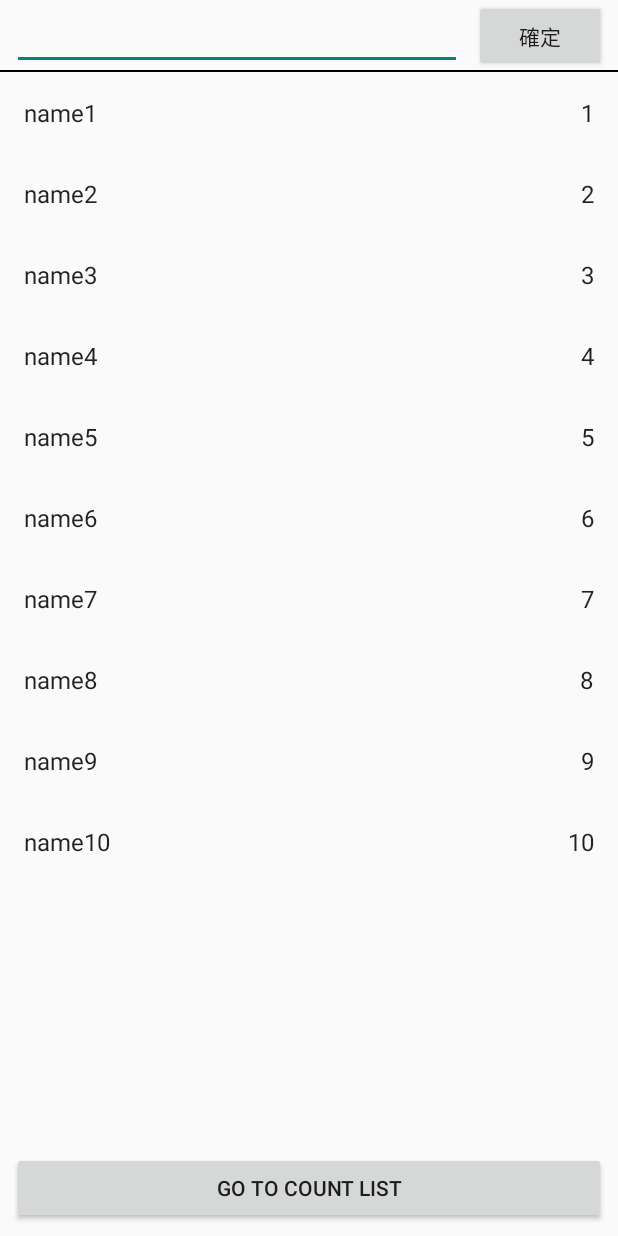
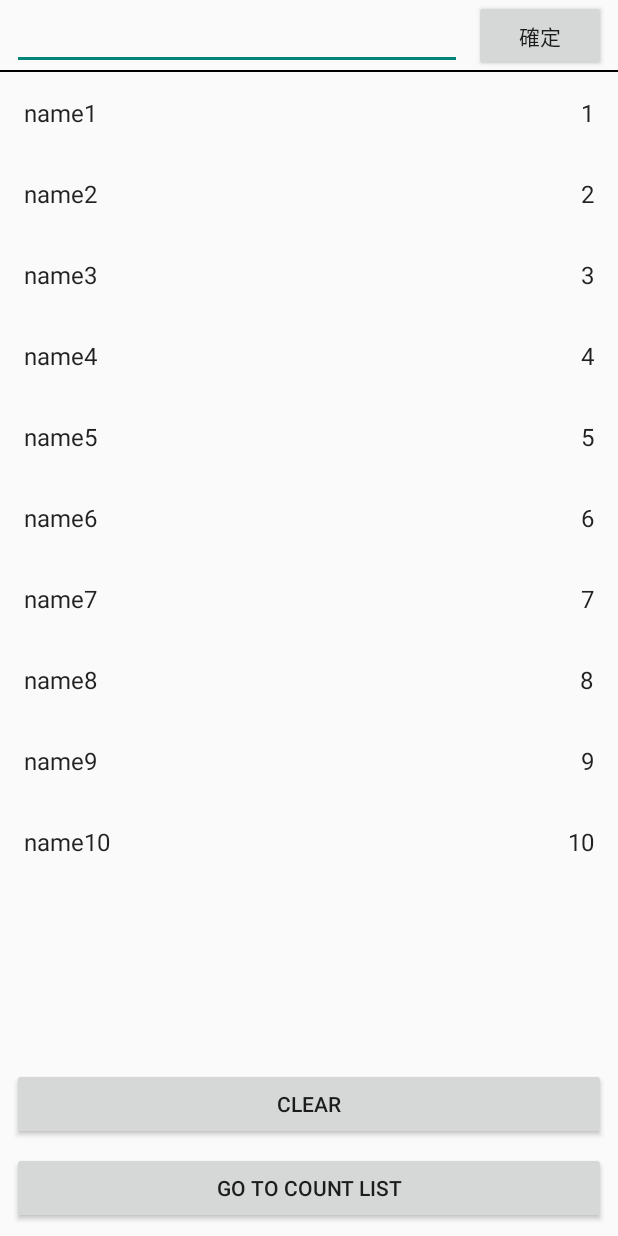
Before and after one commit to youthk1121/kt_viewmodel, an Android app: the screen it shows after launch (MainActivity), on a phone screen of 412 x 824 dp. Run offline under Robolectric (Android 15) with nearby library versions, the phone set to English and light mode, and no system bars.

Commit message:
add clear button

```diff
--- a/app/src/main/java/com/example/java_viewmodel/CountListFragment.java
+++ b/app/src/main/java/com/example/java_viewmodel/CountListFragment.java
@@ -58,7 +58,7 @@ public class CountListFragment extends Fragment {
         super.onViewCreated(view, savedInstanceState);
         // recycler
         countListViewModel = new ViewModelProvider(requireActivity(), new ViewModelProvider.NewInstanceFactory()).get(CountListViewModel.class);
-        if (countListViewModel.getItemList() == null) {
+        if (countListViewModel.getItemList() == null || countListViewModel.getItemList().isEmpty()) {
             countListViewModel.setItemList(getDummyList());
         }
         recyclerView = view.findViewById(R.id.count_list);
--- a/app/src/main/java/com/example/java_viewmodel/ListViewModel.java
+++ b/app/src/main/java/com/example/java_viewmodel/ListViewModel.java
@@ -1,4 +1,6 @@
 package com.example.java_viewmodel;
+
+import android.widget.Button;
 
 import androidx.annotation.NonNull;
 import androidx.lifecycle.LiveData;
@@ -17,6 +19,11 @@ public class ListViewModel extends ViewModel {
 
     public void setItemList(List<ListItemValue> itemList) {
         this.itemList = itemList;
+        listMutableLiveData.setValue(itemList);
+    }
+
+    public boolean isEmpty() {
+        return itemList == null || itemList.isEmpty();
     }
 
     public LiveData<List<ListItemValue>> getLiveData() {
--- a/app/src/main/java/com/example/java_viewmodel/MainFragment.java
+++ b/app/src/main/java/com/example/java_viewmodel/MainFragment.java
@@ -2,27 +2,21 @@ package com.example.java_viewmodel;
 
 import android.content.Context;
 import android.os.Bundle;
-
-import androidx.annotation.NonNull;
-import androidx.annotation.Nullable;
-import androidx.fragment.app.Fragment;
-import androidx.lifecycle.Observer;
-import androidx.lifecycle.ViewModelProvider;
-import androidx.recyclerview.widget.LinearLayoutManager;
-import androidx.recyclerview.widget.RecyclerView;
-
 import android.util.Log;
 import android.view.LayoutInflater;
-import android.view.Menu;
-import android.view.MenuInflater;
-import android.view.MenuItem;
 import android.view.View;
 import android.view.ViewGroup;
 import android.widget.Button;
 import android.widget.EditText;
 import android.widget.Toast;
 
-import java.util.ArrayList;
+import androidx.annotation.NonNull;
+import androidx.annotation.Nullable;
+import androidx.fragment.app.Fragment;
+import androidx.lifecycle.ViewModelProvider;
+import androidx.recyclerview.widget.LinearLayoutManager;
+import androidx.recyclerview.widget.RecyclerView;
+
 import java.util.Arrays;
 import java.util.List;
 
@@ -37,6 +31,8 @@ public class MainFragment extends Fragment {
     private EditText numberInputView;
 
     private OnActivityInterActonListener interActonListener;
+
+    private ViewModelProvider newInstanceViewModelProvider;
 
     /**
      * Mandatory empty constructor for the fragment manager to instantiate the
@@ -58,6 +54,7 @@ public class MainFragment extends Fragment {
         if (context instanceof OnActivityInterActonListener) {
             interActonListener = (OnActivityInterActonListener) context;
         }
+        newInstanceViewModelProvider = new ViewModelProvider(requireActivity(), new ViewModelProvider.NewInstanceFactory());
     }
 
     @Override
@@ -71,8 +68,8 @@ public class MainFragment extends Fragment {
         Log.d("Fragment View created", "[call]");
         super.onViewCreated(view, savedInstanceState);
         // recycler
-        listViewModel = new ViewModelProvider(requireActivity(), new ViewModelProvider.NewInstanceFactory()).get(ListViewModel.class);
-        if (listViewModel.getItemList() == null) {
+        listViewModel = newInstanceViewModelProvider.get(ListViewModel.class);
+        if (listViewModel.isEmpty()) {
             listViewModel.setItemList(getDummyList());
         }
         recyclerView = view.findViewById(R.id.list);
@@ -99,6 +96,15 @@ public class MainFragment extends Fragment {
             }
         });
 
+        Button clearButton = view.findViewById(R.id.clear_button);
+        clearButton.setOnClickListener(v -> {
+            if (interActonListener != null) {
+                listViewModel.setItemList(null);
+                newInstanceViewModelProvider.get(CountListViewModel.class).setItemList(null);
+                interActonListener.onSelectClear();
+            }
+        });
+
         Button goButton = view.findViewById(R.id.go_to_count_list_button);
         goButton.setOnClickListener(v -> {
             if (interActonListener != null) {
@@ -110,6 +116,7 @@ public class MainFragment extends Fragment {
 
     public interface OnActivityInterActonListener {
         void onSelectGoToCountList();
+        void onSelectClear();
     }
 
     private List<ListItemValue> getDummyList() {
--- a/app/src/main/res/layout/fragment_main.xml
+++ b/app/src/main/res/layout/fragment_main.xml
@@ -41,9 +41,17 @@
         android:layout_height="0dp"
         app:layoutManager="LinearLayoutManager"
         app:layout_constraintTop_toBottomOf="@id/border_line"
-        app:layout_constraintBottom_toTopOf="@id/go_to_count_list_button"
+        app:layout_constraintBottom_toTopOf="@id/clear_button"
         tools:context=".MainFragment"
         tools:listitem="@layout/layout_list_item" />
+
+    <Button
+        android:id="@+id/clear_button"
+        android:layout_width="match_parent"
+        android:layout_height="wrap_content"
+        android:layout_margin="8dp"
+        android:text="@string/clear"
+        app:layout_constraintBottom_toTopOf="@id/go_to_count_list_button" />
 
     <Button
         android:id="@+id/go_to_count_list_button"
--- a/app/src/main/res/values/strings.xml
+++ b/app/src/main/res/values/strings.xml
@@ -6,4 +6,5 @@
     <string name="plus">+</string>
     <string name="minus">-</string>
     <string name="go_to_count_list">Go to Count List</string>
+    <string name="clear">clear</string>
 </resources>
```
Also changed, not shown: app/src/main/java/com/example/java_viewmodel/MainActivity.java (+8 -0 lines).
